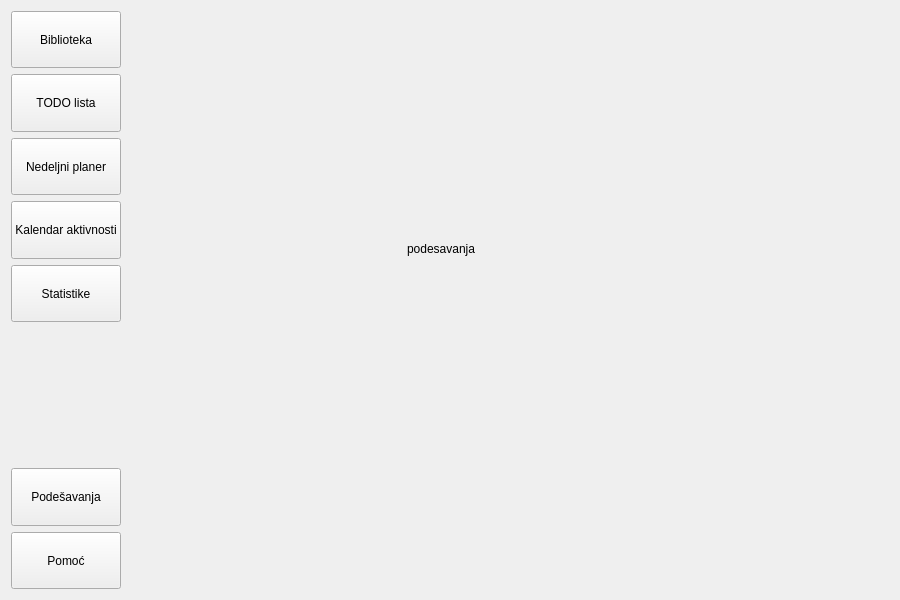
This is app/forms/mainwindow.ui in bogdans55/StudySphere as Qt 5 draws it before an edit. The edited form follows.
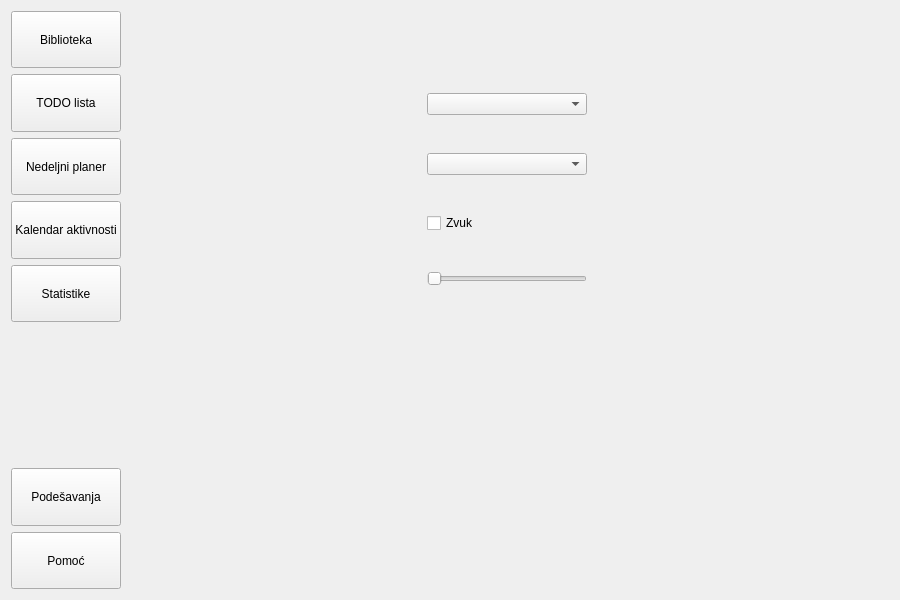
This is the edited form. The open tabs and pages were chosen to show the change.

Commit message: Edited settings form in the main window

Patch:
```diff
--- a/app/forms/mainwindow.ui
+++ b/app/forms/mainwindow.ui
@@ -464,18 +464,45 @@
       </layout>
      </widget>
      <widget class="QWidget" name="settingsPage">
-      <widget class="QLabel" name="label_10">
+      <widget class="QWidget" name="verticalLayoutWidget">
        <property name="geometry">
         <rect>
-         <x>240</x>
-         <y>230</y>
-         <width>261</width>
-         <height>16</height>
+         <x>260</x>
+         <y>50</y>
+         <width>160</width>
+         <height>261</height>
         </rect>
        </property>
-       <property name="text">
-        <string>podesavanja</string>
-       </property>
+       <layout class="QVBoxLayout" name="verticalLayout_5">
+        <item>
+         <widget class="QComboBox" name="comboBox_2">
+          <property name="placeholderText">
+           <string>Jezik</string>
+          </property>
+         </widget>
+        </item>
+        <item>
+         <widget class="QComboBox" name="comboBox">
+          <property name="placeholderText">
+           <string>Tema</string>
+          </property>
+         </widget>
+        </item>
+        <item>
+         <widget class="QCheckBox" name="checkBox">
+          <property name="text">
+           <string>Zvuk</string>
+          </property>
+         </widget>
+        </item>
+        <item>
+         <widget class="QSlider" name="horizontalSlider">
+          <property name="orientation">
+           <enum>Qt::Horizontal</enum>
+          </property>
+         </widget>
+        </item>
+       </layout>
       </widget>
      </widget>
      <widget class="QWidget" name="helpPage">
```
Left out of the diff: 3 changed lines with no effect on the pictures.
